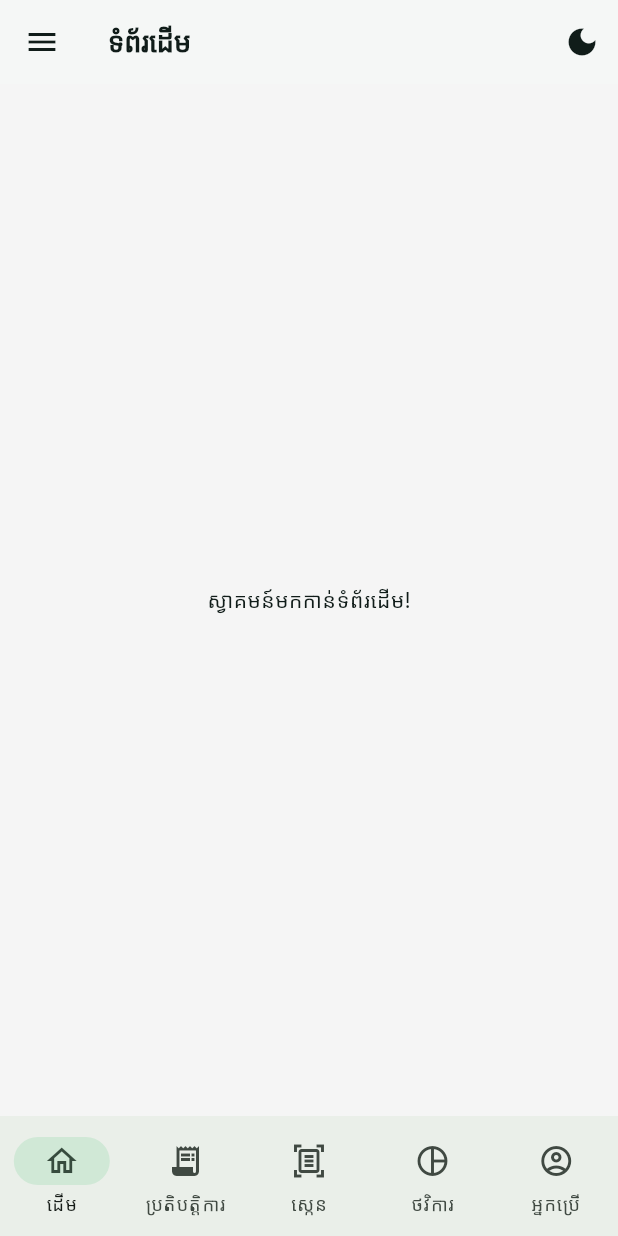
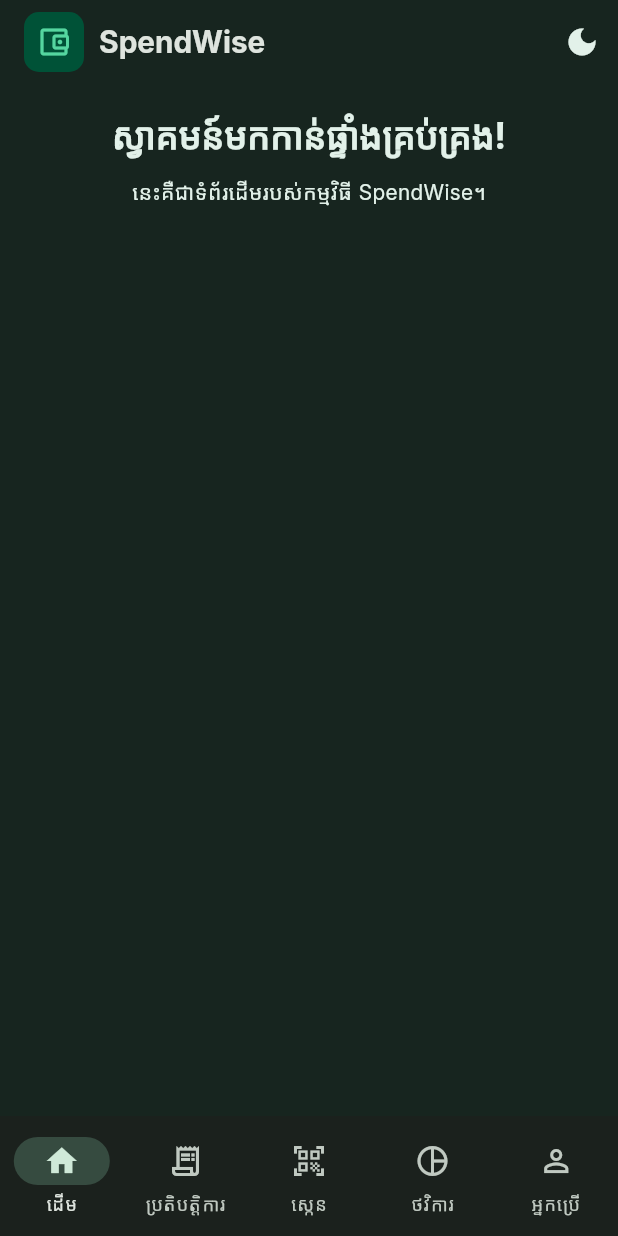
Before and after one commit to MithonaHeng/SpendWise, a Flutter app: the screen it shows after launch, after a tap on the "dark mode" icon, on a phone screen of 412 x 824 dp. Run offline on Flutter 3.47's test engine with Material 3 defaults, Android fonts, the phone set to English and light mode, and no system bars; our stand-ins replace flutter_riverpod, go_router.

Commit message:
dashboard view and theme mode

```diff
--- a/lib/app/app.dart
+++ b/lib/app/app.dart
@@ -3,21 +3,20 @@ import 'package:flutter_riverpod/flutter_riverpod.dart';
 
 import 'package:spendwise/core/theme/app_theme.dart';
 import 'package:spendwise/core/theme/theme_mode_provider.dart';
-
-import '../features/auth/presentation/screens/splash_screen.dart';
+import 'package:spendwise/app/router.dart';
 
 class SpendWiseApp extends ConsumerWidget {
   const SpendWiseApp({super.key});
 
   @override
   Widget build(BuildContext context, WidgetRef ref) {
-    return MaterialApp(
+    return MaterialApp.router(
       debugShowCheckedModeBanner: false,
       title: 'SpendWise',
       theme: AppTheme.lightTheme,
       darkTheme: AppTheme.darkTheme,
       themeMode: ref.watch(themeModeProvider),
-      home: const SplashScreen(),
+      routerConfig: appRouter,
     );
   }
 }
--- a/lib/app/router.dart
+++ b/lib/app/router.dart
@@ -0,0 +1,34 @@
+import 'package:go_router/go_router.dart';
+
+import '../../features/auth/presentation/screens/splash_screen.dart';
+import '../../features/dashboard/presentation/screens/dashboard_screen.dart';
+import '../../core/navigation/app_shell.dart';
+
+final appRouter = GoRouter(
+  initialLocation: '/',
+  routes: [
+    GoRoute(
+      path: '/',
+      name: 'splash',
+      builder: (context, state) => const SplashScreen(),
+    ),
+
+    // Main application navigation
+    StatefulShellRoute.indexedStack(
+      builder: (context, state, navigationShell) {
+        return AppShell(navigationShell: navigationShell);
+      },
+      branches: [
+        StatefulShellBranch(
+          routes: [
+            GoRoute(
+              path: '/dashboard',
+              name: 'dashboard',
+              builder: (context, state) => const DashboardScreen(),
+            ),
+          ],
+        ),
+      ],
+    ),
+  ],
+);
--- /dev/null
+++ b/lib/core/navigation/app_shell.dart
@@ -0,0 +1,49 @@
+import 'package:flutter/material.dart';
+import 'package:go_router/go_router.dart';
+
+class AppShell extends StatelessWidget {
+  final StatefulNavigationShell navigationShell;
+
+  const AppShell({super.key, required this.navigationShell});
+
+  @override
+  Widget build(BuildContext context) {
+    return Scaffold(
+      body: navigationShell,
+
+      bottomNavigationBar: NavigationBar(
+        selectedIndex: navigationShell.currentIndex,
+        onDestinationSelected: (index) {
+          navigationShell.goBranch(index);
+        },
+        destinations: const [
+          NavigationDestination(
+            icon: Icon(Icons.home_outlined),
+            selectedIcon: Icon(Icons.home),
+            label: 'ដើម',
+          ),
+          NavigationDestination(
+            icon: Icon(Icons.receipt_long_outlined),
+            selectedIcon: Icon(Icons.receipt_long),
+            label: 'ប្រតិបត្តិការ',
+          ),
+          NavigationDestination(
+            icon: Icon(Icons.qr_code_scanner),
+            selectedIcon: Icon(Icons.qr_code_scanner),
+            label: 'ស្កេន',
+          ),
+          NavigationDestination(
+            icon: Icon(Icons.pie_chart_outline),
+            selectedIcon: Icon(Icons.pie_chart),
+            label: 'ថវិការ',
+          ),
+          NavigationDestination(
+            icon: Icon(Icons.person_outline),
+            selectedIcon: Icon(Icons.person),
+            label: 'អ្នកប្រើ',
+          ),
+        ],
+      ),
+    );
+  }
+}
--- a/lib/core/theme/app_colors.dart
+++ b/lib/core/theme/app_colors.dart
@@ -1,11 +1,8 @@
-
 import 'package:flutter/material.dart';
 
 class AppColors {
   // Primary
   static const primary = Color(0xFF16A36A);
-  static const primaryDark = Color(0xFF0D7C50);
-  static const primaryLight = Color(0xFFD0F1E5);
 
   // Background
   static const background = Color(0xFFF5F7F6);
--- a/lib/features/auth/presentation/screens/splash_screen.dart
+++ b/lib/features/auth/presentation/screens/splash_screen.dart
@@ -1,6 +1,7 @@
 import 'package:flutter/material.dart';
+import 'package:go_router/go_router.dart';
 
-import '../../../dashboard/presentation/screens/dashboard_screen.dart';
+import 'package:spendwise/core/theme/app_colors.dart';
 
 class SplashScreen extends StatefulWidget {
   const SplashScreen({super.key});
@@ -17,22 +18,37 @@ class _SplashScreenState extends State<SplashScreen> {
   }
 
   Future<void> _initializeApp() async {
-    // Run real startup checks here (e.g., auth token, local DB/storage)
+    // Run startup checks here:
+    // Authentication, local database, storage, etc.
+
     await Future.delayed(const Duration(seconds: 2));
 
     if (!mounted) return;
-    Navigator.of(context).pushReplacement(
-      MaterialPageRoute(builder: (context) => const DashboardScreen()),
-    );
+    context.goNamed('dashboard');
   }
 
   @override
   Widget build(BuildContext context) {
-    const bgColor = Color(0xFFF8F9FA);
-    const primaryGreen = Color(0xFF066A44);
+    final isDark = Theme.of(context).brightness == Brightness.dark;
+
+    final backgroundColor = isDark
+        ? AppDarkColors.background
+        : AppColors.background;
+
+    final surfaceColor = isDark ? AppDarkColors.surface : AppColors.surface;
+
+    final primaryColor = isDark ? AppDarkColors.primary : AppColors.primary;
+
+    final textColor = isDark
+        ? AppDarkColors.textPrimary
+        : AppColors.textPrimary;
+
+    final secondaryTextColor = isDark
+        ? AppDarkColors.textSecondary
+        : AppColors.textSecondary;
 
     return Scaffold(
-      backgroundColor: bgColor,
+      backgroundColor: backgroundColor,
       body: SafeArea(
         child: Padding(
           padding: const EdgeInsets.symmetric(horizontal: 24, vertical: 20),
@@ -40,16 +56,16 @@ class _SplashScreenState extends State<SplashScreen> {
             children: [
               const Spacer(),
 
-              // Rounded Emblem Card
+              // App Icon
               Container(
                 width: 96,
                 height: 96,
                 decoration: BoxDecoration(
-                  color: Colors.white,
+                  color: surfaceColor,
                   borderRadius: BorderRadius.circular(24),
                   boxShadow: [
                     BoxShadow(
-                      color: primaryGreen.withValues(alpha: 0.12),
+                      color: primaryColor.withValues(alpha: 0.12),
                       blurRadius: 24,
                       offset: const Offset(0, 8),
                     ),
@@ -65,12 +81,12 @@ class _SplashScreenState extends State<SplashScreen> {
               const SizedBox(height: 24),
 
               // Brand Name
-              const Text(
+              Text(
                 'SpendWise',
-                style: TextStyle(
+                style: Theme.of(context).textTheme.headlineMedium?.copyWith(
                   fontSize: 28,
                   fontWeight: FontWeight.w700,
-                  color: Color(0xFF111827),
+                  color: textColor,
                   letterSpacing: -0.5,
                 ),
               ),
@@ -78,43 +94,51 @@ class _SplashScreenState extends State<SplashScreen> {
               const SizedBox(height: 8),
 
               // Tagline
-              const Text(
+              Text(
                 'Your money, tracked smarter.',
-                style: TextStyle(fontSize: 15, color: Color(0xFF4B5563)),
+                style: Theme.of(context).textTheme.bodyMedium
+                    ?.copyWith(fontSize: 15, color: secondaryTextColor),
               ),
 
               const Spacer(),
 
               // Loading Indicator
-              const SizedBox(
+              SizedBox(
                 width: 22,
                 height: 22,
                 child: CircularProgressIndicator(
                   strokeWidth: 2.5,
-                  valueColor: AlwaysStoppedAnimation<Color>(primaryGreen),
-                  backgroundColor: Color(0xFFD1D5DB),
+                  valueColor: AlwaysStoppedAnimation<Color>(primaryColor),
+                  backgroundColor: isDark
+                      ? AppDarkColors.border
+                      : AppColors.border,
                 ),
               ),
 
               const SizedBox(height: 12),
 
               // Status Text
-              const Text(
+              Text(
                 'Securing your vault...',
-                style: TextStyle(fontSize: 13, color: Color(0xFF6B7280)),
+                style: Theme.of(context).textTheme.bodySmall
+                    ?.copyWith(fontSize: 13, color: secondaryTextColor),
               ),
 
               const SizedBox(height: 6),
 
-              // Footer Security Note
+              // Security Note
               Row(
                 mainAxisAlignment: MainAxisAlignment.center,
-                children: const [
-                  Icon(Icons.lock, size: 13, color: primaryGreen),
-                  SizedBox(width: 6),
-                  Text(
-                    'v1.0.0 • Protected with Bank-Grade Encryption',
-                    style: TextStyle(fontSize: 11, color: Color(0xFF6B7280)),
+                children: [
+                  Icon(Icons.lock, size: 13, color: primaryColor),
+                  const SizedBox(width: 6),
+                  Flexible(
+                    child: Text(
+                      'v1.0.0 • Protected with Bank-Grade Encryption',
+                      textAlign: TextAlign.center,
+                      style: Theme.of(context).textTheme.bodySmall
+                          ?.copyWith(fontSize: 11, color: secondaryTextColor),
+                    ),
                   ),
                 ],
               ),
--- a/lib/features/dashboard/presentation/screens/dashboard_screen.dart
+++ b/lib/features/dashboard/presentation/screens/dashboard_screen.dart
@@ -1,42 +1,85 @@
 import 'package:flutter/material.dart';
+import 'package:flutter_riverpod/flutter_riverpod.dart';
+import 'package:spendwise/core/theme/theme_mode_provider.dart';
 
-class DashboardScreen extends StatelessWidget {
+class DashboardScreen extends ConsumerWidget {
   const DashboardScreen({super.key});
 
   @override
-  Widget build(BuildContext context) {
+  Widget build(BuildContext context, WidgetRef ref) {
+    final theme = Theme.of(context);
+    final colors = theme.colorScheme;
+
     return Scaffold(
-      backgroundColor: Colors.grey[100],
+      backgroundColor: colors.surface,
       appBar: AppBar(
-        title: const Text('ទំព័រដើម'),
+        backgroundColor: colors.surface,
+        elevation: 0,
+        titleSpacing: 16,
+
+        title: Row(
+          children: [
+            Container(
+              width: 40,
+              height: 40,
+              decoration: BoxDecoration(
+                color: colors.primaryContainer,
+                borderRadius: BorderRadius.circular(10),
+              ),
+              child: Icon(
+                Icons.account_balance_wallet_outlined,
+                color: colors.primary,
+                size: 24,
+              ),
+            ),
+
+            const SizedBox(width: 10),
+
+            Text(
+              'SpendWise',
+              style: TextStyle(
+                fontSize: 20,
+                fontWeight: FontWeight.bold,
+                color: colors.onSurface,
+              ),
+            ),
+          ],
+        ),
         actions: [
-          IconButton(icon: const Icon(Icons.dark_mode), onPressed: () {}),
+          IconButton(
+            icon: const Icon(Icons.dark_mode),
+            onPressed: () {
+              final currentMode = ref.read(themeModeProvider);
+
+              ref
+                  .read(themeModeProvider.notifier)
+                  .setTheme(
+                    currentMode == ThemeMode.dark
+                        ? ThemeMode.light
+                        : ThemeMode.dark,
+                  );
+            },
+          ),
         ],
       ),
-      drawer: const Drawer(child: Center(child: Text('ម៉ឺនុយចំហៀង'))),
-      body: const Center(child: Text('ស្វាគមន៍មកកាន់ទំព័រដើម!')),
-
-      bottomNavigationBar: NavigationBar(
-        selectedIndex: 0,
-        destinations: const [
-          NavigationDestination(icon: Icon(Icons.home_outlined), label: 'ដើម'),
-          NavigationDestination(
-            icon: Icon(Icons.receipt_long),
-            label: 'ប្រតិបត្តិការ',
+      body: SingleChildScrollView(
+        child: Center(
+          child: Column(
+            mainAxisAlignment: MainAxisAlignment.center,
+            children: [
+              const SizedBox(height: 18),
+              Text(
+                'ស្វាគមន៍មកកាន់ផ្ទាំងគ្រប់គ្រង!',
+                style: theme.textTheme.headlineMedium,
+              ),
+              const SizedBox(height: 12),
+              Text(
+                'នេះគឺជាទំព័រដើមរបស់កម្មវិធី SpendWise។',
+                style: theme.textTheme.bodyMedium,
+              ),
+            ],
           ),
-          NavigationDestination(
-            icon: Icon(Icons.document_scanner_outlined),
-            label: 'ស្កេន',
-          ),
-          NavigationDestination(
-            icon: Icon(Icons.pie_chart_outline),
-            label: 'ថវិការ',
-          ),
-          NavigationDestination(
-            icon: Icon(Icons.account_circle_outlined),
-            label: 'អ្នកប្រើ',
-          ),
-        ],
+        ),
       ),
     );
   }
```
